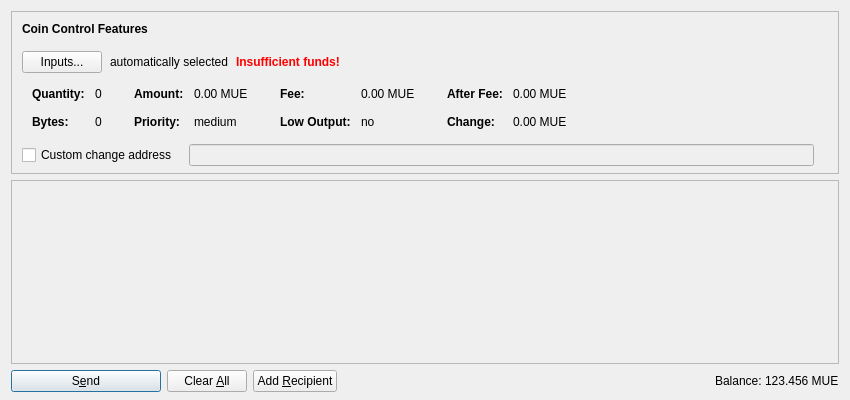
This is src/qt/forms/sendcoinsdialog.ui in upgradeadvice/MUE-Src as Qt 5 draws it before an edit. The edited form follows.
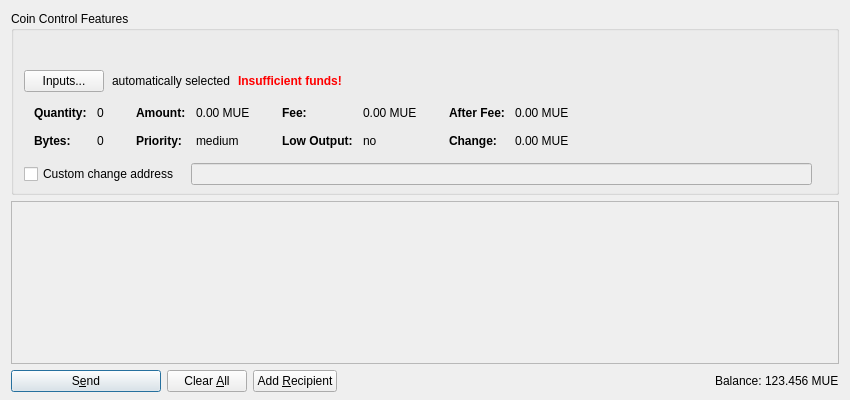
This is the edited form. Icons and pictures are not drawn. Custom widgets are drawn as their Qt base class.

What changed in the file:
```diff
--- a/src/qt/forms/sendcoinsdialog.ui
+++ b/src/qt/forms/sendcoinsdialog.ui
@@ -18,7 +18,7 @@
     <number>8</number>
    </property>
    <item>
-    <widget class="QFrame" name="frameCoinControl">
+    <widget class="QGroupBox" name="groupBoxCoinControl">
      <property name="sizePolicy">
       <sizepolicy hsizetype="Expanding" vsizetype="Expanding">
        <horstretch>0</horstretch>
@@ -31,11 +31,8 @@
        <height>16777215</height>
       </size>
      </property>
-     <property name="frameShape">
-      <enum>QFrame::StyledPanel</enum>
-     </property>
-     <property name="frameShadow">
-      <enum>QFrame::Sunken</enum>
+     <property name="title">
+      <string>Coin Control Features</string>
      </property>
      <layout class="QVBoxLayout" name="verticalLayoutCoinControl2">
       <property name="spacing">
@@ -87,7 +84,7 @@
              <string notr="true">font-weight:bold;</string>
             </property>
             <property name="text">
-             <string>Coin Control Features</string>
+             <string/>
             </property>
            </widget>
           </item>
@@ -614,7 +611,7 @@
         <x>0</x>
         <y>0</y>
         <width>830</width>
-        <height>178</height>
+        <height>151</height>
        </rect>
       </property>
       <layout class="QVBoxLayout" name="verticalLayout_2" stretch="0,1">
```
